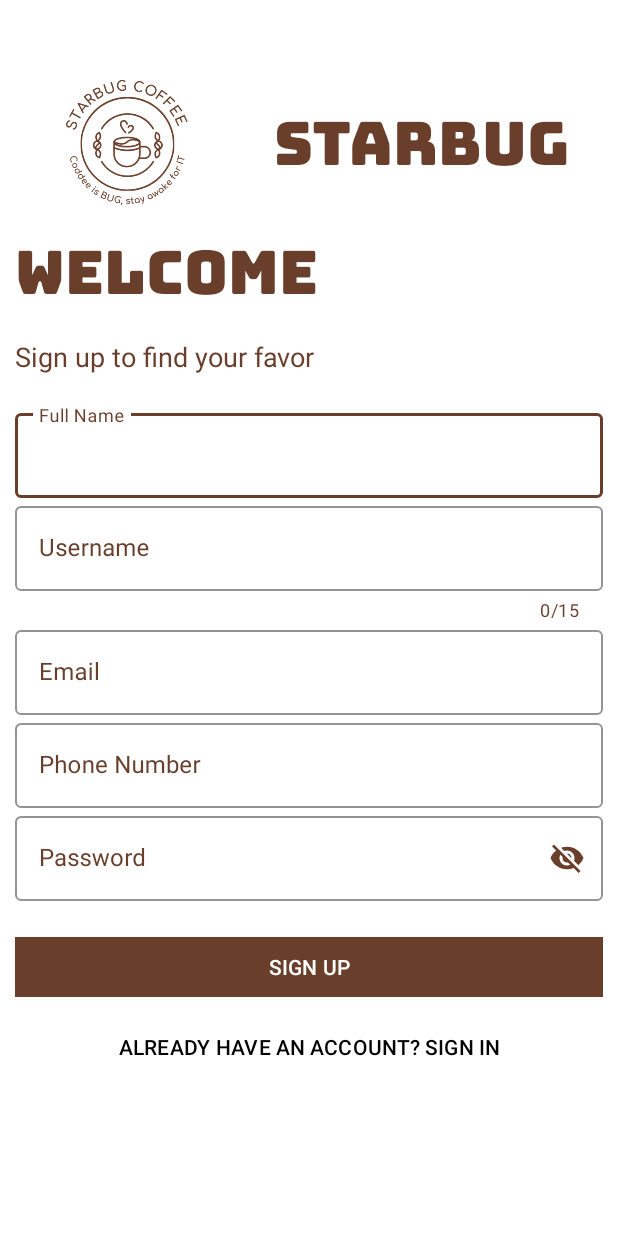
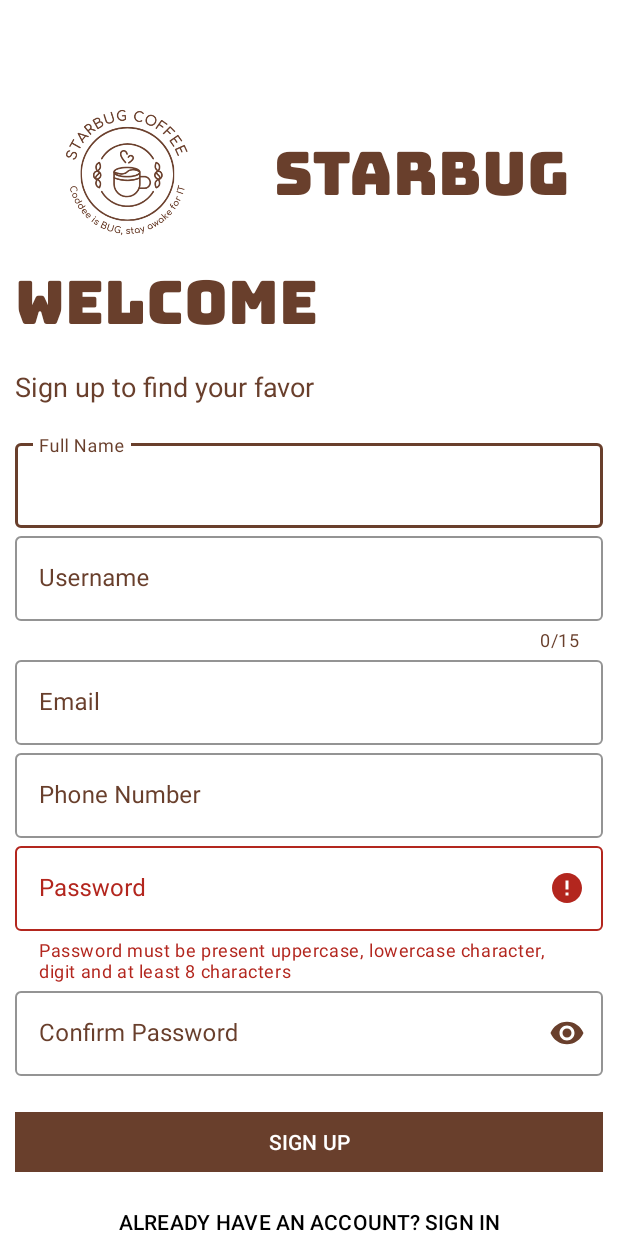
Before and after one commit to tmQu/StarBug-kotlin, an Android app: the SignUpActivity screen opened directly, with no data from a screen before it, after a tap on an icon or button, on a phone screen of 412 x 824 dp. Run offline under Robolectric (Android 15) with nearby library versions, the phone set to English and light mode, and no system bars; Roboto replaces fonts that are not available here.

Commit message:
Huy - fix Scroll View and Check Password Validation

```diff
--- a/app/src/main/AndroidManifest.xml
+++ b/app/src/main/AndroidManifest.xml
@@ -14,7 +14,8 @@
         tools:targetApi="31">
         <activity
             android:name=".SignUpActivity"
-            android:exported="false" />
+            android:exported="false"
+            android:windowSoftInputMode="adjustPan"/>
         <activity
             android:name=".LoginActivity"
             android:exported="false" />
--- a/app/src/main/java/intech/co/starbug/MainActivity.kt
+++ b/app/src/main/java/intech/co/starbug/MainActivity.kt
@@ -49,6 +49,6 @@ class MainActivity : AppCompatActivity() {
 
             val options = ActivityOptions.makeSceneTransitionAnimation(this@MainActivity, *pairs)
             startActivity(intent, options.toBundle())
-        }, 5000)
+        }, 3000)
     }
 }
--- a/app/src/main/java/intech/co/starbug/SignUpActivity.kt
+++ b/app/src/main/java/intech/co/starbug/SignUpActivity.kt
@@ -2,7 +2,10 @@ package intech.co.starbug
 
 import android.app.ActivityOptions
 import android.content.Intent
+import android.graphics.Color
 import android.os.Bundle
+import android.text.Editable
+import android.text.TextWatcher
 import android.util.Pair
 import android.view.View
 import android.widget.Button
@@ -10,30 +13,66 @@ import android.widget.ImageView
 import android.widget.TextView
 import androidx.activity.enableEdgeToEdge
 import androidx.appcompat.app.AppCompatActivity
-import androidx.core.view.ViewCompat
-import androidx.core.view.WindowInsetsCompat
 import com.google.android.material.textfield.TextInputLayout
+import java.util.regex.Pattern
 
 class SignUpActivity : AppCompatActivity() {
     private lateinit var signInBtn: Button
     private lateinit var signUpBtn: Button
-    private lateinit var image: ImageView;
-    private lateinit var logoTV: TextView;
-    private lateinit var welcomeTV: TextView;
-    private lateinit var signInTV : TextView;
+    private lateinit var image: ImageView
+    private lateinit var logoTV: TextView
+    private lateinit var welcomeTV: TextView
+    private lateinit var signInTV: TextView
+
+    private lateinit var password: TextInputLayout
+    private lateinit var confirmPassword: TextInputLayout
+
     override fun onCreate(savedInstanceState: Bundle?) {
         super.onCreate(savedInstanceState)
         enableEdgeToEdge()
         setContentView(R.layout.activity_sign_up)
 
-        image = findViewById(R.id.logoImage);
-        logoTV = findViewById(R.id.branchTV);
-        welcomeTV = findViewById(R.id.welcomeTV);
-        signInTV = findViewById(R.id.signUpTV);
-        signInBtn = findViewById(R.id.signUpBtn)
-        signUpBtn = findViewById(R.id.haveAccountBtn)
+        image = findViewById(R.id.logoImage)
+        logoTV = findViewById(R.id.branchTV)
+        welcomeTV = findViewById(R.id.welcomeTV)
+        signInTV = findViewById(R.id.signUpTV)
+        signUpBtn = findViewById(R.id.signUpBtn)
+        signInBtn = findViewById(R.id.haveAccountBtn)
+
+        password = findViewById(R.id.passwordInputLayout)
+        confirmPassword = findViewById(R.id.confirmPasswordInputLayout)
+
+        password.editText?.addTextChangedListener(object : TextWatcher {
+            override fun beforeTextChanged(
+                charSequence: CharSequence?,
+                start: Int,
+                count: Int,
+                after: Int
+            ) {
+            }
+
+            override fun onTextChanged(
+                charSequence: CharSequence?,
+                start: Int,
+                before: Int,
+                count: Int
+            ) {
+            }
+
+            override fun afterTextChanged(editable: Editable?) {
+                validatePass(password)
+            }
+        })
 
         signUpBtn.setOnClickListener {
+            val valuePassword = password.editText?.text.toString()
+            val valueConfirm = confirmPassword.editText?.text.toString()
+            if (valuePassword != valueConfirm) {
+                confirmPassword.error = "Password does not match"
+            }
+        }
+
+        signInBtn.setOnClickListener {
             val intent = Intent(this, LoginActivity::class.java)
             val pairs = arrayOf<Pair<View, String>>(
                 Pair(image, "logo_image"),
@@ -48,4 +87,23 @@ class SignUpActivity : AppCompatActivity() {
             startActivity(intent, options.toBundle())
         }
     }
+
+    private fun validatePass(password: TextInputLayout) {
+        // check for pattern
+        val uppercase: Pattern = Pattern.compile("[A-Z]")
+        val lowercase: Pattern = Pattern.compile("[a-z]")
+        val digit: Pattern = Pattern.compile("[0-9]")
+
+        val value = password.editText?.text.toString()
+
+        // if lowercase character is not present
+        if (!lowercase.matcher(value).find() || !uppercase.matcher(value).find() || !digit.matcher(
+                value
+            ).find() || value.length < 8
+        ) {
+            password.error = "Password must be present uppercase, lowercase character, digit and at least 8 characters"
+        } else {
+            password.error = null
+        }
+    }
 }
--- a/app/src/main/res/layout/activity_sign_up.xml
+++ b/app/src/main/res/layout/activity_sign_up.xml
@@ -1,5 +1,5 @@
 <?xml version="1.0" encoding="utf-8"?>
-<LinearLayout xmlns:android="http://schemas.android.com/apk/res/android"
+<ScrollView xmlns:android="http://schemas.android.com/apk/res/android"
     xmlns:app="http://schemas.android.com/apk/res-auto"
     xmlns:tools="http://schemas.android.com/tools"
     android:id="@+id/main"
@@ -7,8 +7,14 @@
     android:layout_height="match_parent"
     android:background="#FFF"
     android:paddingTop="20dp"
+    tools:context=".SignUpActivity">
+
+    <LinearLayout
+        android:layout_width="match_parent"
+        android:layout_height="match_parent"
+        android:background="#FFF"
         android:orientation="vertical"
-    tools:context=".SignUpActivity">
+        android:paddingTop="20dp">
 
         <androidx.constraintlayout.widget.ConstraintLayout
             android:layout_width="match_parent"
@@ -30,29 +36,29 @@
                 android:id="@+id/branchTV"
                 android:layout_width="wrap_content"
                 android:layout_height="match_parent"
+                android:fontFamily="@font/bungee"
+                android:text="@string/starbug"
+                android:textColor="#693F2C"
+                android:textSize="40sp"
+                android:transitionName="brand_text"
                 app:layout_constraintBottom_toBottomOf="parent"
                 app:layout_constraintEnd_toEndOf="parent"
                 app:layout_constraintStart_toEndOf="@+id/logoImage"
-            app:layout_constraintTop_toTopOf="parent"
-            android:text="@string/starbug"
-            android:fontFamily="@font/bungee"
-            android:textSize="40sp"
-            android:textColor="#693F2C"
-            android:transitionName="brand_text"/>
+                app:layout_constraintTop_toTopOf="parent" />
         </androidx.constraintlayout.widget.ConstraintLayout>
 
         <TextView
             android:id="@+id/welcomeTV"
             android:layout_width="wrap_content"
             android:layout_height="wrap_content"
+            android:layout_marginLeft="10dp"
             android:layout_marginTop="-40dp"
-        android:layout_marginLeft="10dp"
             android:layout_marginBottom="-60dp"
             android:fontFamily="@font/bungee"
             android:text="@string/welcome"
             android:textColor="#693F2C"
             android:textSize="40sp"
-        android:transitionName="welcome_text"/>
+            android:transitionName="welcome_text" />
 
         <TextView
             android:id="@+id/signUpTV"
@@ -63,114 +69,135 @@
             android:text="@string/sign_up_to_find_your_favor"
             android:textColor="#693F2C"
             android:textSize="18sp"
-        android:transitionName="sign_in_up_text"/>
+            android:transitionName="sign_in_up_text" />
 
         <LinearLayout
             android:layout_width="match_parent"
             android:layout_height="wrap_content"
             android:layout_marginTop="20dp"
             android:layout_marginBottom="20dp"
+            android:orientation="vertical"
             android:paddingLeft="10dp"
-        android:paddingRight="10dp"
-        android:orientation="vertical">
+            android:paddingRight="10dp">
 
             <com.google.android.material.textfield.TextInputLayout
+                android:id="@+id/fullName"
+                style="@style/Widget.MaterialComponents.TextInputLayout.OutlinedBox"
                 android:layout_width="match_parent"
                 android:layout_height="wrap_content"
-            android:id="@+id/fullName"
                 android:hint="@string/full_name"
                 android:textColorHint="@color/colorPrimary"
                 app:boxStrokeColor="@color/colorPrimary"
                 app:cursorColor="@color/colorPrimary"
-            app:hintTextColor="@color/colorPrimary"
-            style="@style/Widget.MaterialComponents.TextInputLayout.OutlinedBox">
+                app:hintTextColor="@color/colorPrimary">
 
                 <com.google.android.material.textfield.TextInputEditText
                     android:layout_width="match_parent"
                     android:layout_height="wrap_content"
-                android:textColor="@color/colorPrimary"
-                android:inputType="text"/>
+                    android:inputType="text"
+                    android:textColor="@color/colorPrimary" />
 
             </com.google.android.material.textfield.TextInputLayout>
 
             <com.google.android.material.textfield.TextInputLayout
+                android:id="@+id/usernameInputLayout"
+                style="@style/Widget.MaterialComponents.TextInputLayout.OutlinedBox"
                 android:layout_width="match_parent"
                 android:layout_height="wrap_content"
-            android:id="@+id/usernameInputLayout"
                 android:hint="@string/username"
+                android:textColorHint="@color/colorPrimary"
+                app:boxStrokeColor="@color/colorPrimary"
                 app:counterEnabled="true"
                 app:counterMaxLength="15"
+                app:counterTextColor="@color/colorPrimary"
+                app:cursorColor="@color/colorPrimary"
+                app:hintTextColor="@color/colorPrimary">
+
+                <com.google.android.material.textfield.TextInputEditText
+                    android:layout_width="match_parent"
+                    android:layout_height="wrap_content"
+                    android:inputType="text"
+                    android:textColor="@color/colorPrimary" />
+
+            </com.google.android.material.textfield.TextInputLayout>
+
+            <com.google.android.material.textfield.TextInputLayout
+                android:id="@+id/emailInputLayout"
+                style="@style/Widget.MaterialComponents.TextInputLayout.OutlinedBox"
+                android:layout_width="match_parent"
+                android:layout_height="wrap_content"
+                android:hint="@string/email"
+                android:textColorHint="@color/colorPrimary"
+                app:boxStrokeColor="@color/colorPrimary"
+                app:cursorColor="@color/colorPrimary"
+                app:hintTextColor="@color/colorPrimary">
+
+                <com.google.android.material.textfield.TextInputEditText
+                    android:layout_width="match_parent"
+                    android:layout_height="wrap_content"
+                    android:inputType="textEmailAddress"
+                    android:textColor="@color/colorPrimary" />
+
+            </com.google.android.material.textfield.TextInputLayout>
+
+            <com.google.android.material.textfield.TextInputLayout
+                android:id="@+id/phoneNumberInputLayout"
+                style="@style/Widget.MaterialComponents.TextInputLayout.OutlinedBox"
+                android:layout_width="match_parent"
+                android:layout_height="wrap_content"
+                android:hint="@string/phone_number"
+                android:textColorHint="@color/colorPrimary"
+                app:boxStrokeColor="@color/colorPrimary"
+                app:cursorColor="@color/colorPrimary"
+                app:hintTextColor="@color/colorPrimary">
+
+                <com.google.android.material.textfield.TextInputEditText
+                    android:layout_width="match_parent"
+                    android:layout_height="wrap_content"
+                    android:inputType="phone"
+                    android:textColor="@color/colorPrimary" />
+
+            </com.google.android.material.textfield.TextInputLayout>
+
+            <com.google.android.material.textfield.TextInputLayout
+                android:id="@+id/passwordInputLayout"
+                style="@style/Widget.MaterialComponents.TextInputLayout.OutlinedBox"
+                android:layout_width="match_parent"
+                android:layout_height="wrap_content"
+                android:hint="@string/password"
                 android:textColorHint="@color/colorPrimary"
                 app:boxStrokeColor="@color/colorPrimary"
                 app:cursorColor="@color/colorPrimary"
                 app:hintTextColor="@color/colorPrimary"
-            app:counterTextColor="@color/colorPrimary"
-            style="@style/Widget.MaterialComponents.TextInputLayout.OutlinedBox">
+                app:passwordToggleEnabled="true"
+                app:passwordToggleTint="@color/colorPrimary">
 
                 <com.google.android.material.textfield.TextInputEditText
                     android:layout_width="match_parent"
                     android:layout_height="wrap_content"
-                android:textColor="@color/colorPrimary"
-                android:inputType="text"/>
+                    android:inputType="textPassword"
+                    android:textColor="@color/colorPrimary" />
 
             </com.google.android.material.textfield.TextInputLayout>
 
             <com.google.android.material.textfield.TextInputLayout
+                android:id="@+id/confirmPasswordInputLayout"
+                style="@style/Widget.MaterialComponents.TextInputLayout.OutlinedBox"
                 android:layout_width="match_parent"
                 android:layout_height="wrap_content"
-            android:id="@+id/emailInputLayout"
-            android:hint="@string/email"
+                android:hint="@string/confirm_password"
                 android:textColorHint="@color/colorPrimary"
                 app:boxStrokeColor="@color/colorPrimary"
                 app:cursorColor="@color/colorPrimary"
                 app:hintTextColor="@color/colorPrimary"
-            style="@style/Widget.MaterialComponents.TextInputLayout.OutlinedBox">
+                app:passwordToggleEnabled="true"
+                app:passwordToggleTint="@color/colorPrimary">
 
                 <com.google.android.material.textfield.TextInputEditText
                     android:layout_width="match_parent"
                     android:layout_height="wrap_content"
-                android:textColor="@color/colorPrimary"
-                android:inputType="textEmailAddress"/>
-
-        </com.google.android.material.textfield.TextInputLayout>
-
-        <com.google.android.material.textfield.TextInputLayout
-            android:layout_width="match_parent"
-            android:layout_height="wrap_content"
-            android:id="@+id/phoneNumberInputLayout"
-            android:hint="@string/phone_number"
-            android:textColorHint="@color/colorPrimary"
-            app:boxStrokeColor="@color/colorPrimary"
-            app:cursorColor="@color/colorPrimary"
-            app:hintTextColor="@color/colorPrimary"
-            style="@style/Widget.MaterialComponents.TextInputLayout.OutlinedBox">
-
-            <com.google.android.material.textfield.TextInputEditText
-                android:layout_width="match_parent"
-                android:layout_height="wrap_content"
-                android:textColor="@color/colorPrimary"
-                android:inputType="phone"/>
-
-        </com.google.android.material.textfield.TextInputLayout>
-
-        <com.google.android.material.textfield.TextInputLayout
-            android:layout_width="match_parent"
-            android:layout_height="wrap_content"
-            android:id="@+id/passwordInputLayout"
-            android:hint="@string/password"
-            app:passwordToggleEnabled="true"
-            android:textColorHint="@color/colorPrimary"
-            app:passwordToggleTint="@color/colorPrimary"
-            app:boxStrokeColor="@color/colorPrimary"
-            app:cursorColor="@color/colorPrimary"
-            app:hintTextColor="@color/colorPrimary"
-            style="@style/Widget.MaterialComponents.TextInputLayout.OutlinedBox">
-
-            <com.google.android.material.textfield.TextInputEditText
-                android:layout_width="match_parent"
-                android:layout_height="wrap_content"
-                android:textColor="@color/colorPrimary"
-                android:inputType="textPassword"/>
+                    android:inputType="textPassword"
+                    android:textColor="@color/colorPrimary" />
 
             </com.google.android.material.textfield.TextInputLayout>
 
@@ -185,22 +212,23 @@
             android:backgroundTint="@color/colorPrimary"
             android:text="SIGN UP"
             android:textColor="#FFF"
-        app:cornerRadius="0dp"
-        android:transitionName="go_button"/>
+            android:transitionName="go_button"
+            app:cornerRadius="0dp" />
 
         <Button
             android:id="@+id/haveAccountBtn"
+            android:layout_width="match_parent"
+            android:layout_height="wrap_content"
+            android:layout_gravity="center"
+            android:layout_margin="5dp"
             android:layout_marginLeft="10dp"
             android:layout_marginRight="10dp"
-        android:layout_width="match_parent"
-        android:layout_height="wrap_content"
             android:backgroundTint="#00000000"
-        android:layout_gravity="center"
-        android:layout_margin="5dp"
             android:elevation="0dp"
+            android:text="ALREADY HAVE AN ACCOUNT? SIGN IN"
             android:textColor="#000"
-        android:text="ALREADY HAVE AN ACCOUNT? SIGN IN"
-        app:cornerRadius="0dp"
-        android:transitionName="ask_button"/>
+            android:transitionName="ask_button"
+            app:cornerRadius="0dp" />
 
     </LinearLayout>
+</ScrollView>
--- a/app/src/main/res/values/strings.xml
+++ b/app/src/main/res/values/strings.xml
@@ -17,4 +17,5 @@
     <string name="password">Password</string>
     <string name="sign_in">SIGN IN</string>
     <string name="logo">LOGO</string>
+    <string name="confirm_password">Confirm Password</string>
 </resources>
```
Lines whose indentation alone changed are shown as unchanged.
